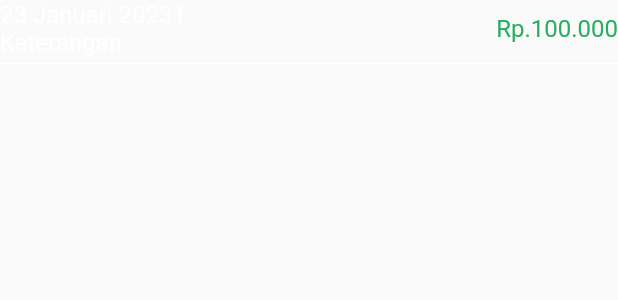
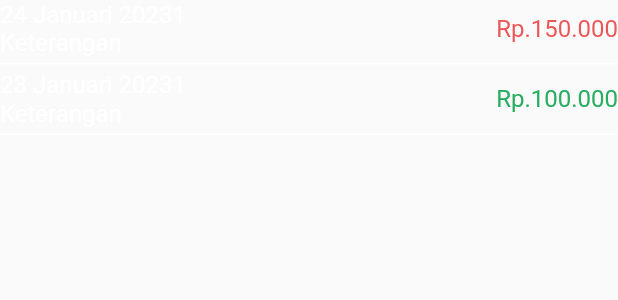
Before and after one commit to yudhawahyui/tabungan_digital, a Flutter app: what listNabung() shows on an empty page, opened directly, on a phone screen of 412 x 824 dp. Shown: the top 300 px of the screen. Run offline on Flutter 3.47's test engine with Material 2 defaults, Android fonts, the phone set to English and light mode, and no system bars; our stand-ins replace flutter_expandable_fab, get, unicons; network calls fail.

Commit message:
FIx bug, Add FAB, Edit + add detail tabungan

```diff
--- a/lib/app/utils/widget/detail_tabungan_widget/list_nabung.dart
+++ b/lib/app/utils/widget/detail_tabungan_widget/list_nabung.dart
@@ -20,8 +20,8 @@ class historyNabung extends StatelessWidget {
         borderRadius: BorderRadius.circular(10),
       ),
       child: ListView.builder(
+        scrollDirection: Axis.vertical,
         shrinkWrap: true,
-        physics: const NeverScrollableScrollPhysics(),
         itemCount: 10,
         itemBuilder: (context, index) {
           return const listNabung();
@@ -39,6 +39,60 @@ class listNabung extends StatelessWidget {
   @override
   Widget build(BuildContext context) {
     return Column(
+      children: [
+        Column(
+          children: [
+            Row(
+              crossAxisAlignment: CrossAxisAlignment.center,
+              mainAxisAlignment: MainAxisAlignment.spaceBetween,
+              children: [
+                Column(
+                  crossAxisAlignment: CrossAxisAlignment.start,
+                  children: const [
+                    Text(
+                      "24 Januari 20231",
+                      style: TextStyle(
+                        color: AppColors.white,
+                        fontSize: 16,
+                      ),
+                    ),
+                    Text(
+                      "Keterangan",
+                      style: TextStyle(
+                        color: AppColors.white,
+                        fontSize: 16,
+                      ),
+                    ),
+                  ],
+                ),
+                const SizedBox(
+                  height: 8,
+                ),
+                Column(
+                  crossAxisAlignment: CrossAxisAlignment.start,
+                  children: const [
+                    Text(
+                      "Rp.150.000",
+                      style: TextStyle(
+                        color: AppColors.danger,
+                        fontSize: 16,
+                      ),
+                    ),
+                  ],
+                ),
+              ],
+            ),
+            Container(
+              margin: EdgeInsets.only(
+                top: 4,
+                bottom: 4,
+              ),
+              color: AppColors.white,
+              height: 1,
+            ),
+          ],
+        ),
+        Column(
           children: [
             Row(
               crossAxisAlignment: CrossAxisAlignment.center,
@@ -89,6 +143,8 @@ class listNabung extends StatelessWidget {
               height: 1,
             ),
           ],
+        ),
+      ],
     );
   }
 }
```
Also changed, not shown: lib/app/utils/widget/detail_tabungan_widget/detail_tabungan_widget.dart (+19 -4 lines), lib/app/utils/widget/wellcome_page_widget/wellcome_page_widget.dart (+7 -1 lines). Lines whose indentation alone changed are shown as unchanged.
